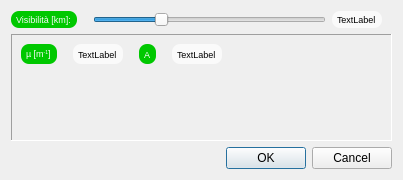
Above: atmosphericeffectsdialog.ui from crocodile119/Laser-Studio before the change. Below: the same form after it.
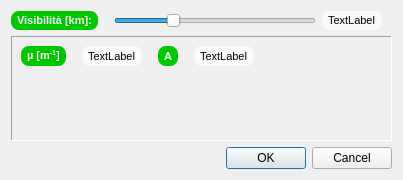
That is the form after the change.

```diff
--- a/atmosphericeffectsdialog.ui
+++ b/atmosphericeffectsdialog.ui
@@ -24,7 +24,9 @@
     <widget class="QLabel" name="label_4">
      <property name="font">
       <font>
-       <pointsize>7</pointsize>
+       <pointsize>8</pointsize>
+       <weight>75</weight>
+       <bold>true</bold>
       </font>
      </property>
      <property name="styleSheet">
@@ -60,7 +62,7 @@
     <widget class="QLabel" name="meteoRangeLabel">
      <property name="font">
       <font>
-       <pointsize>7</pointsize>
+       <pointsize>8</pointsize>
       </font>
      </property>
      <property name="styleSheet">
@@ -93,7 +95,7 @@
      </property>
      <property name="font">
       <font>
-       <pointsize>7</pointsize>
+       <pointsize>8</pointsize>
       </font>
      </property>
      <property name="styleSheet">
@@ -113,7 +115,7 @@
        <widget class="QLabel" name="A_Label">
         <property name="font">
          <font>
-          <pointsize>7</pointsize>
+          <pointsize>8</pointsize>
          </font>
         </property>
         <property name="styleSheet">
@@ -133,7 +135,9 @@
        <widget class="QLabel" name="label_5">
         <property name="font">
          <font>
-          <pointsize>7</pointsize>
+          <pointsize>8</pointsize>
+          <weight>75</weight>
+          <bold>true</bold>
          </font>
         </property>
         <property name="styleSheet">
@@ -166,7 +170,9 @@
        <widget class="QLabel" name="label_2">
         <property name="font">
          <font>
-          <pointsize>7</pointsize>
+          <pointsize>8</pointsize>
+          <weight>75</weight>
+          <bold>true</bold>
          </font>
         </property>
         <property name="styleSheet">
@@ -186,7 +192,7 @@
        <widget class="QLabel" name="atmosphericCoeffLabel">
         <property name="font">
          <font>
-          <pointsize>7</pointsize>
+          <pointsize>8</pointsize>
          </font>
         </property>
         <property name="styleSheet">
```
